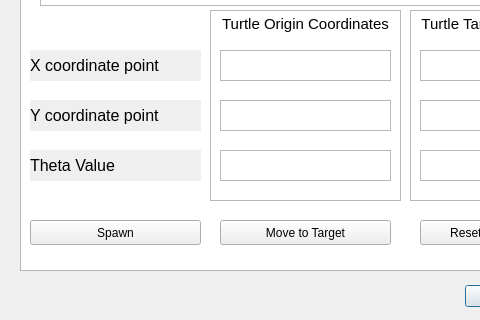
This is Coursework1/Qt design & python/Task2.ui in Vignesh-Lakshmanasamy-mdx/Coursework_1_PDE4430 as Qt 5 draws it before an edit; both pictures show x 0 to 480 and y 160 to 480 of the 640 by 480 pixel window. The edited form follows.
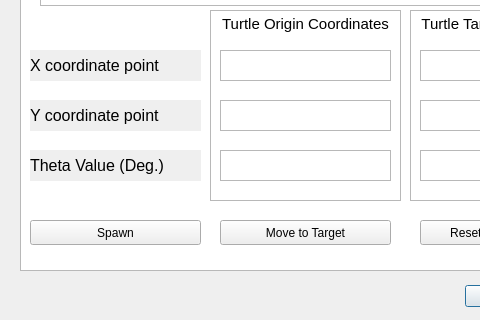
This is the edited form.

The edit to the form file:
```diff
--- a/Coursework1/Qt design & python/Task2.ui
+++ b/Coursework1/Qt design & python/Task2.ui
@@ -119,7 +119,7 @@
     <bool>true</bool>
    </property>
    <property name="text">
-    <string>Theta Value</string>
+    <string>Theta Value (Deg.)</string>
    </property>
   </widget>
   <widget class="QTextEdit" name="textEdit_4">
```
